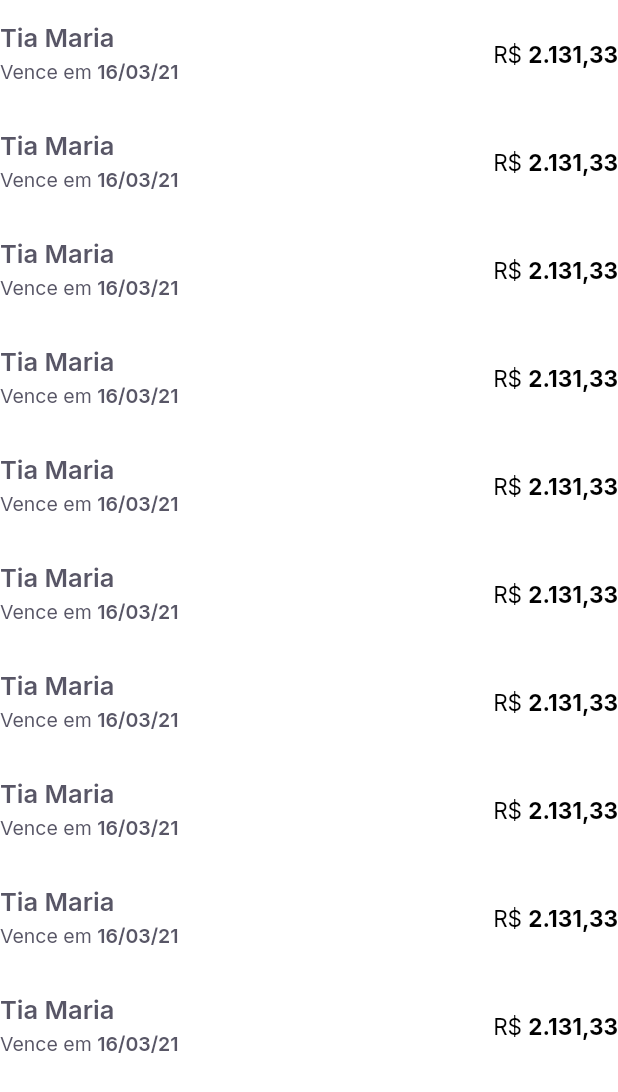
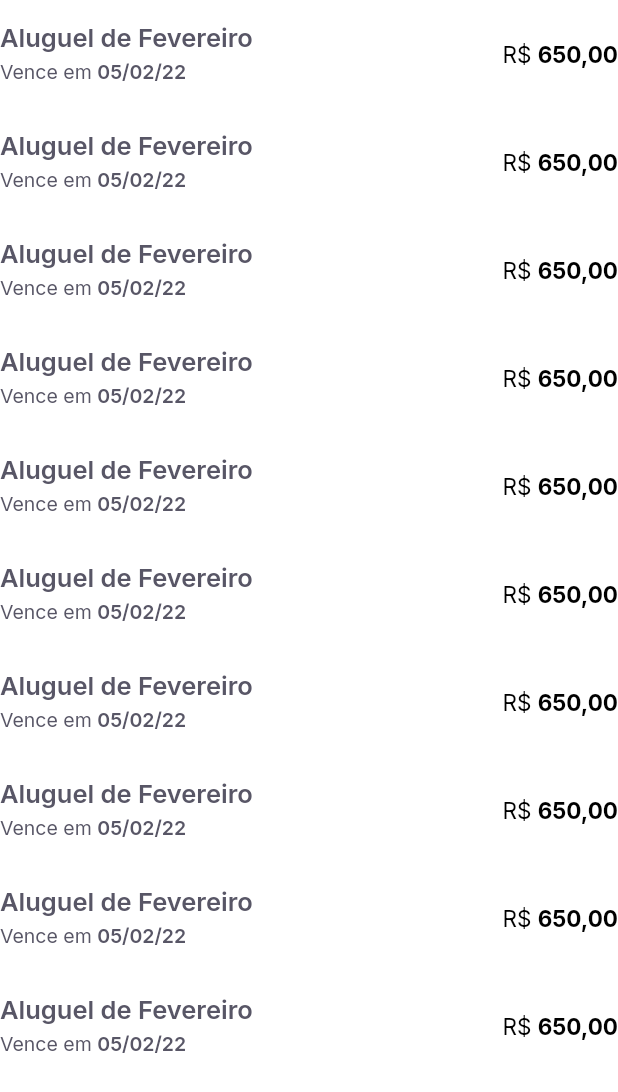
Before and after one commit to byThiagoMem/PayFlow, a Flutter app: the TicketsTiles widget shown alone on an empty page, opened directly, on a phone screen of 412 x 824 dp. Shown: the top 1092 px of the screen. Run offline on Flutter 3.47's test engine with Material 2 defaults, Android fonts, the phone set to English and light mode, and no system bars; our stand-ins replace firebase_auth, firebase_core, flutter_mobx, flutter_modular, google_fonts, google_sign_in and 2 more; accounts and stored records are empty; generated files the repository leaves out were written again; network calls fail.

```diff
--- a/lib/app/modules/home/widgets/tickets_tiles.dart
+++ b/lib/app/modules/home/widgets/tickets_tiles.dart
@@ -13,14 +13,14 @@ class TicketsTiles extends StatelessWidget {
           itemBuilder: (_, index) {
             return ListTile(
               contentPadding: EdgeInsets.zero,
-              title: 'Tia Maria'.heading17(),
+              title: 'Aluguel de Fevereiro'.heading17(),
               subtitle: Text.rich(
                 TextSpan(
                   text: 'Vence em ',
                   style: AppTheme.textStyles.heading13.copyWith(fontWeight: FontWeight.w400),
                   children: [
                     TextSpan(
-                      text: '16/03/21',
+                      text: '05/02/22',
                       style: AppTheme.textStyles.heading13.copyWith(fontWeight: FontWeight.w600),
                     ),
                   ],
@@ -32,7 +32,7 @@ class TicketsTiles extends StatelessWidget {
                   style: AppTheme.textStyles.heading15,
                   children: [
                     TextSpan(
-                      text: '2.131,33',
+                      text: '650,00',
                       style: AppTheme.textStyles.heading15.copyWith(fontWeight: FontWeight.bold),
                     ),
                   ],
```
Also changed, not shown: lib/app/modules/home/pages/extract_page.dart (+19 -0 lines), lib/app/shared/base/base_page.dart (+1 -6 lines).
